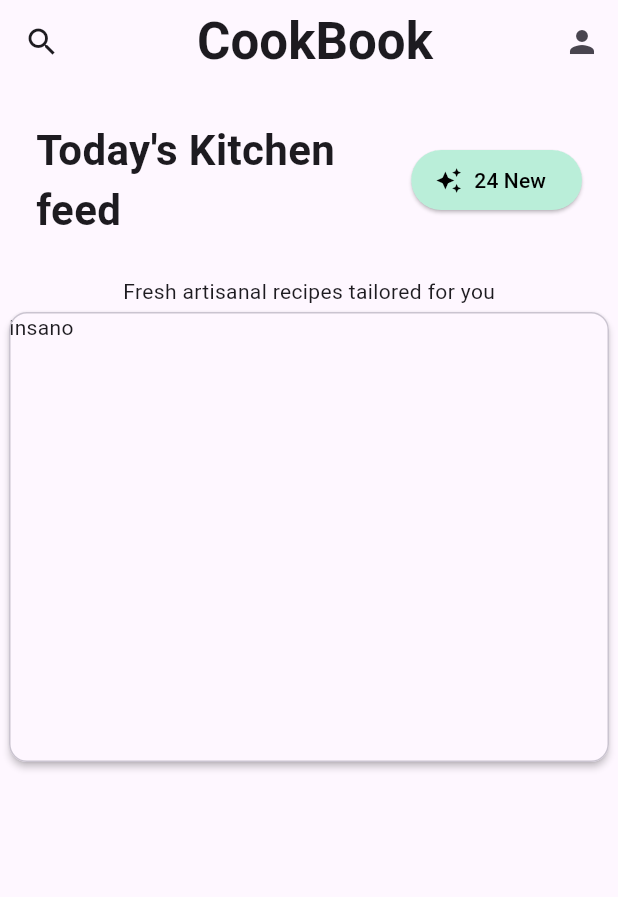
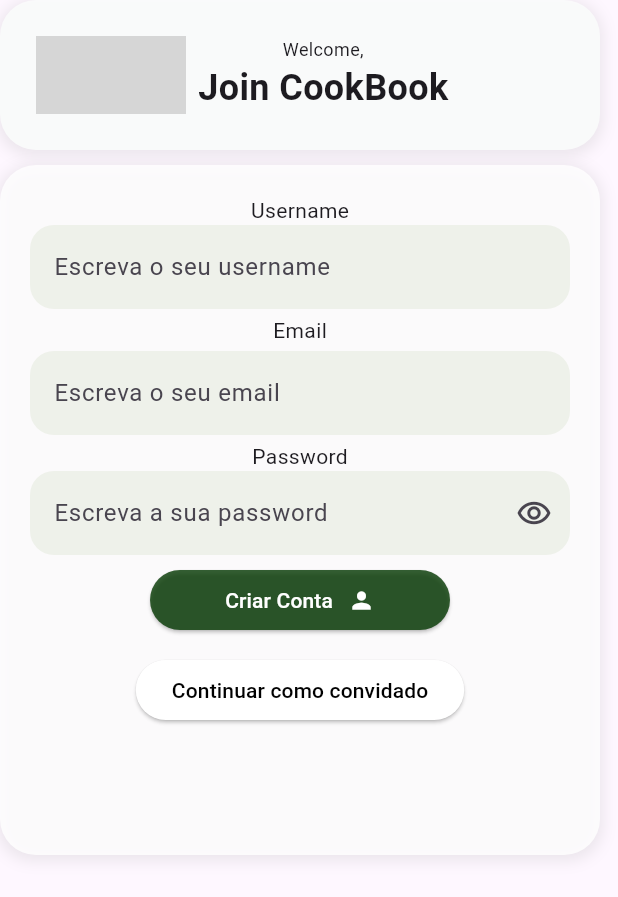
Before and after one commit to Gui-KO4/Cookbook, a Flutter app: the screen it shows after launch, on a phone screen of 412 x 824 dp. Shown: the top 897 px of the screen. Run offline on Flutter 3.47's test engine with Material 3 defaults, Android fonts, the phone set to English and light mode, and no system bars; network calls fail; Roboto replaces fonts that are missing (Plus Jakarta Sans, poppins); grey boxes are pictures that could not be loaded.

Commit message:
Falta fazer umas cenas

```diff
--- a/app/cookbook/lib/main.dart
+++ b/app/cookbook/lib/main.dart
@@ -1,10 +1,17 @@
 import 'package:flutter/material.dart';
 import 'widgets/recipe.dart';
 
-void main() => runApp(const MyApp());
+void main() => runApp(const RegisterPage());
 
-class MyApp extends StatelessWidget {
-  const MyApp({super.key});
+class RegisterPage extends StatefulWidget {
+  const RegisterPage({super.key});
+  @override
+  State<RegisterPage> createState() => RegisterForm();
+}
+
+  class RegisterForm extends State<RegisterPage> {
+    final registerKey = GlobalKey<FormState>();
+
   @override
   Widget build(BuildContext context) {
     return MaterialApp(
@@ -14,37 +21,110 @@ class MyApp extends StatelessWidget {
         fontFamily: 'poppins',
       ),
       home: Scaffold(
-        appBar: AppBar(
-          leading: IconButton( icon: Icon(Icons.search), onPressed: () => {},),
-          title: Center(child: Text("CookBook", style: TextStyle( fontWeight: FontWeight.bold, fontSize: 34), )),
-          actions: [IconButton(onPressed: () =>{}, icon: Icon(Icons.person))],
+        //Widget la da intro
+        body: Column(
+          children: [ Container(
+          decoration: BoxDecoration(color: const Color.fromARGB(239, 250, 251, 251),borderRadius: BorderRadius.circular(24),boxShadow: [BoxShadow(color: Colors.grey.withValues(alpha: 0.2),spreadRadius: 2,blurRadius: 8,offset: Offset(0, 2))]),
+          width: 400,
+          height: 100,
+          padding: EdgeInsets.all(24),
+          alignment: Alignment.topCenter,
+          child: Row(
+            children: [
+            Image.network("https://raw.githubusercontent.com/Gui-KO4/Cookbook/main/.github/assets/CookBook_mainlogo.png",width: 100, height: 120),
+            SizedBox(width: 8),
+            Column(
+            mainAxisAlignment: MainAxisAlignment.center,
+            children: [
+            Text("Welcome,",style: TextStyle(fontSize: 12)),
+            Text("Join CookBook",style: TextStyle(fontSize: 24, fontWeight: FontWeight.bold)),
+            ],
+        )]
+
+        )
           ),
-        body: Center(
+          SizedBox(height: 10),
+          Container(
+            //Cena do formulario
+            decoration: BoxDecoration(color: const Color.fromARGB(207, 255, 255, 255),borderRadius: BorderRadius.circular(24),boxShadow: [BoxShadow(color: Colors.grey.withValues(alpha: 0.2),spreadRadius: 2,blurRadius: 8,offset: Offset(0, 2))]),
+          width: 400,
+          height: 460,
+          padding: EdgeInsets.all(20),
+          child: Form(
+            key: registerKey,
           child: Column(
             children: [
+            Text("Username",style: TextStyle(fontSize: 14)),
+            TextFormField(decoration: InputDecoration(hintText: "Escreva o seu username",filled: true, fillColor: Color(0xFFEEF1EA), border: OutlineInputBorder(borderRadius:BorderRadius.circular(16),borderSide: BorderSide.none)),validator: (valor) {
+              if (valor == null || valor.trim().isEmpty){return "Escreva o seu username";}
+            }),
+            SizedBox(height: 4),
+
+            Text("Email", style: TextStyle(fontSize: 14)),
+            SizedBox(height: 4),
+
+            TextFormField(decoration: InputDecoration(hintText: "Escreva o seu email",filled: true, fillColor: Color(0xFFEEF1EA), border: OutlineInputBorder(borderRadius:BorderRadius.circular(16),borderSide: BorderSide.none)), validator: (valor) {
+              if (valor == null || valor.trim().isEmpty){
+                return "escreva o seu email";
+              }
+            }),
+            SizedBox(height: 4),
+            Text("Password", style: TextStyle(fontSize: 14)),
+            TextFormField(decoration: InputDecoration(hintText: "Escreva a sua password",filled: true, fillColor: Color(0xFFEEF1EA), border: OutlineInputBorder(borderRadius:BorderRadius.circular(16),borderSide: BorderSide.none),suffixIcon: Icon(Icons.remove_red_eye_outlined)), validator: (valor) {
+              if (valor == null || valor.trim().isEmpty){
+                return "escreva a sua password";
+              }
+              if (valor.length< 8){
+                return "Pelo menos 8 caracteres";
+              }
+            }
+          ),
+          SizedBox(height: 10),
+
             Container(
-                padding: EdgeInsets.all(24),
+              //container dos botoes
+          height: 100,
+          alignment: Alignment.center,
+          child: Column(
+            children: [
+              SizedBox(height: 40,width: 200,
               child:
-              Row(
-                mainAxisAlignment: MainAxisAlignment.spaceBetween,
-
+          ElevatedButton(
+            style: ElevatedButton.styleFrom(backgroundColor: Color.fromARGB(210, 11, 62, 9),foregroundColor: const Color.fromARGB(255, 255, 255, 255), ),
+            onPressed: () {
+              if (registerKey.currentState!.validate()) {
+              }
+            },
+            child: Row(
+              mainAxisAlignment: MainAxisAlignment.center,
               children: [
-                  Expanded(child: Column(
-                    crossAxisAlignment: CrossAxisAlignment.center,
-                    children: [
-                      Text("Today's Kitchen feed", style: TextStyle(fontWeight: FontWeight.bold, fontSize: 28), softWrap: true,),
-                  ],),),
-                  SizedBox(width: 12,),
-                  ElevatedButton.icon(onPressed: () => {}, label: Text("24 New"), icon: Icon(Icons.auto_awesome), style: ElevatedButton.styleFrom(backgroundColor: Color.fromRGBO(186, 238, 217, 100), foregroundColor: Colors.black),),
+              const Text('Criar Conta'),
+              SizedBox(width: 10),
+              Icon(Icons.person),
               ]
             )
             ),
-            Text("Fresh artisanal recipes tailored for you",style: TextStyle(fontFamily: 'Plus Jakarta Sans', fontSize: 14), softWrap: true,),
-            RecipeCard(name: "yurr",details:  "yurr",time: 1,rating: 2),
-            ],
               ),
+            SizedBox(height: 16),
+          ElevatedButton(
+            style: ElevatedButton.styleFrom(backgroundColor: Colors.white,foregroundColor: Colors.black ),
+            onPressed: () {
+              if (registerKey.currentState!.validate()) {
+              }
+            },
+            child: const Text('Continuar como convidado'),
+            )
+            ]
+          )
+          )
+            ]
           ),
-      ),
+          )
+
+        )
+          ]
+)
+)
 );
   }
 }
```
Lines whose indentation alone changed are shown as unchanged.
